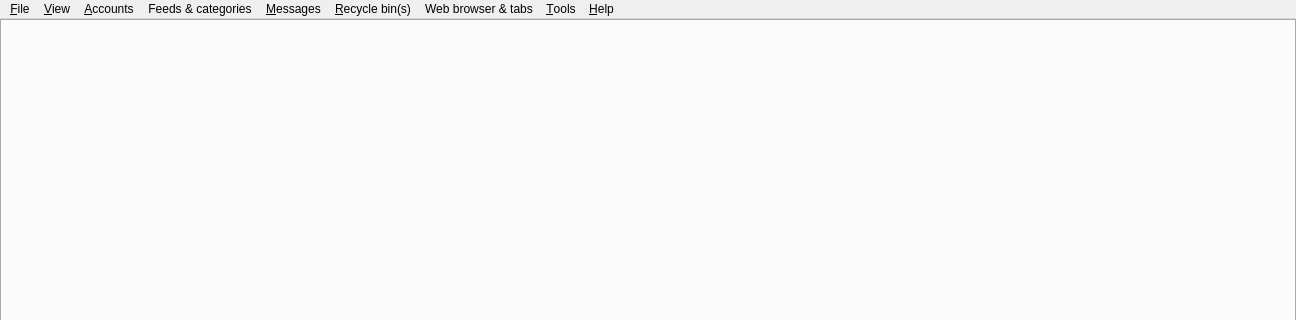
Old version of the form src/librssguard/gui/dialogs/formmain.ui in the repository martinrotter/rssguard; both pictures show x 0 to 1296 and y 0 to 320 of the 1296 by 677 pixel window.
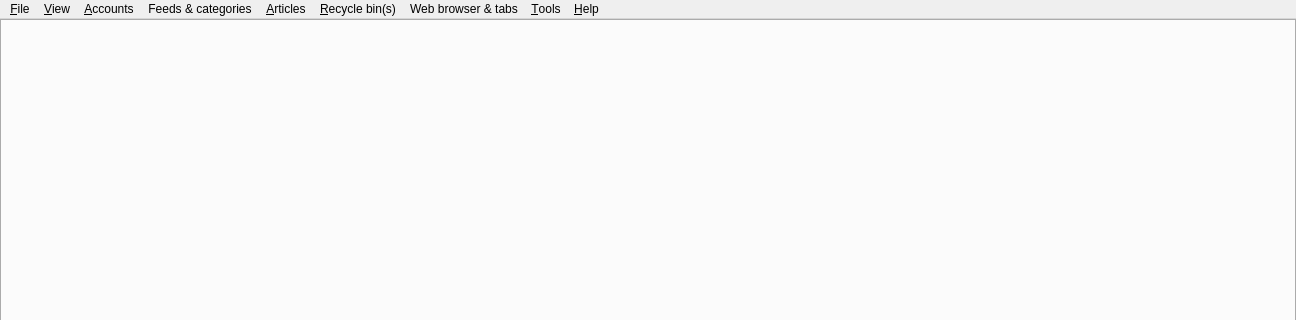
New version of the form. Custom widgets are drawn as their Qt base class.

The edit to the form file:
```diff
--- a/src/librssguard/gui/dialogs/formmain.ui
+++ b/src/librssguard/gui/dialogs/formmain.ui
@@ -136,7 +136,7 @@
    </widget>
    <widget class="QMenu" name="m_menuMessages">
     <property name="title">
-     <string>&amp;Messages</string>
+     <string>&amp;Articles</string>
     </property>
     <addaction name="m_actionOpenSelectedSourceArticlesExternally"/>
     <addaction name="m_actionOpenSelectedMessagesInternally"/>
```
Left out of the diff: 74 changed lines with no effect on the pictures.
